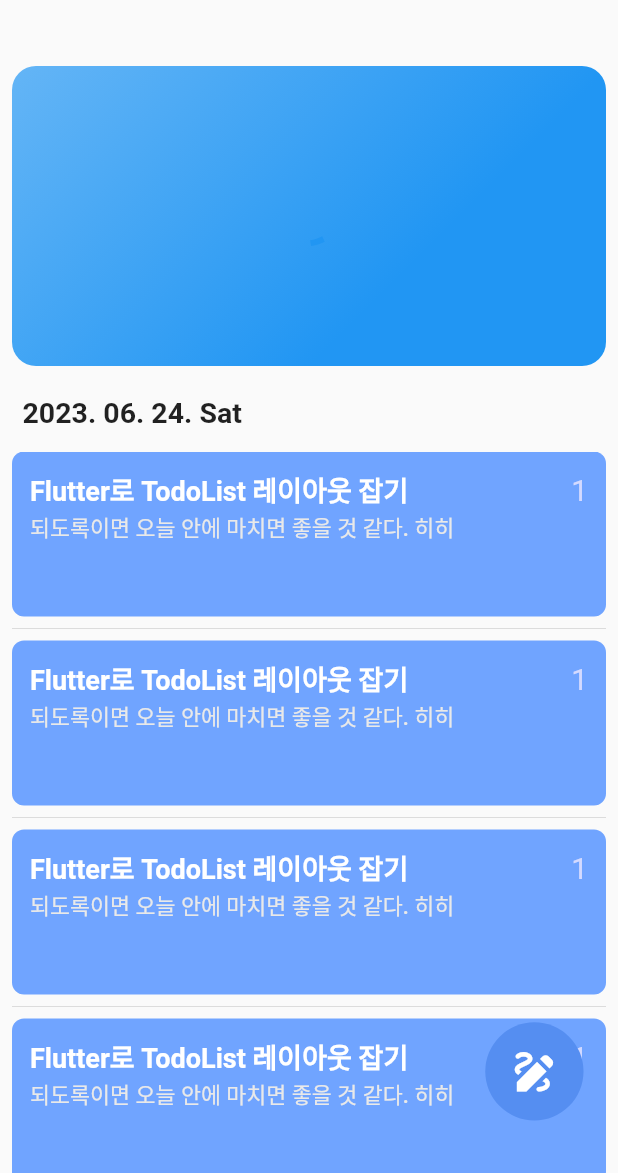
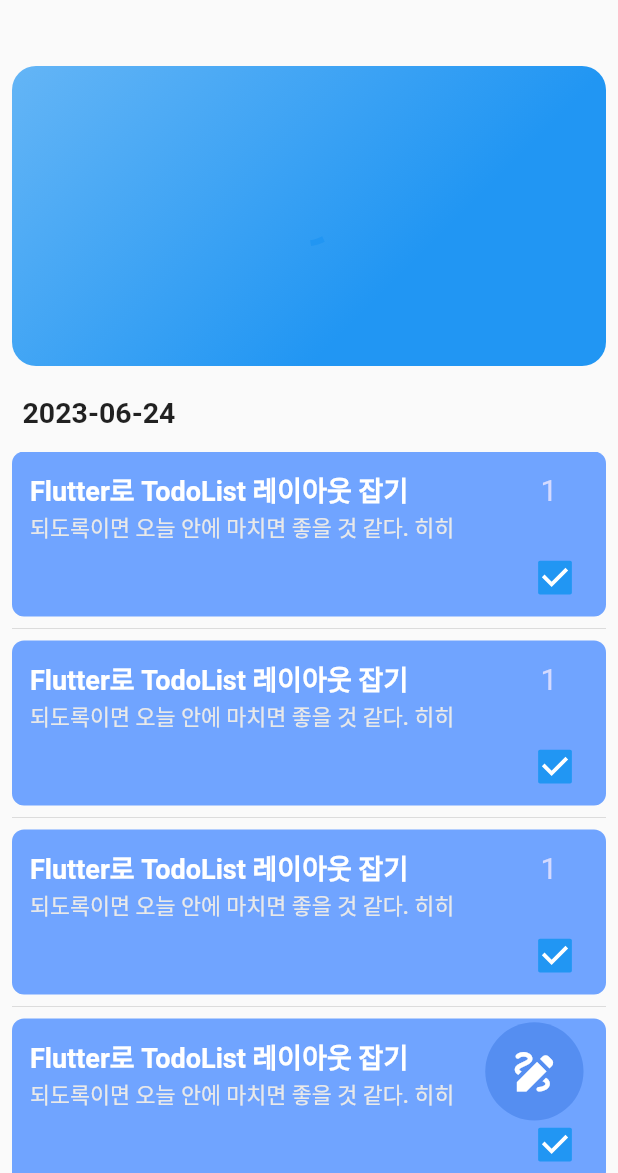
Before and after one commit to tjdrkr2580/towe, a Flutter app: the screen it shows after launch, on a phone screen of 412 x 824 dp, the part 63-1236 px from its top. Run offline on Flutter 3.47's test engine with Material 2 defaults, Android fonts, the light colour scheme and no system bars; our stand-ins replace flutter_dotenv, geolocator.

Commit message:
style : checkbox layout

```diff
--- a/lib/widgets/today.dart
+++ b/lib/widgets/today.dart
@@ -2,21 +2,26 @@
 
 class TodayWidget extends StatelessWidget {
   const TodayWidget({super.key});
+
+  String dateFormat() {
+    DateTime date = DateTime.now();
+    return date.toString().substring(0, 10);
+  }
 
   @override
   Widget build(BuildContext context) {
     return Container(
       padding: const EdgeInsets.only(left: 7),
       alignment: Alignment.topLeft,
-      child: const Column(
+      child: Column(
         crossAxisAlignment: CrossAxisAlignment.start,
         children: [
-          SizedBox(height: 20),
+          const SizedBox(height: 20),
           Text(
-            "2023. 06. 24. Sat",
-            style: TextStyle(fontSize: 19, fontWeight: FontWeight.w700),
+            dateFormat(),
+            style: const TextStyle(fontSize: 19, fontWeight: FontWeight.w700),
           ),
-          SizedBox(height: 15),
+          const SizedBox(height: 15),
         ],
       ),
     );
--- a/lib/widgets/todo_element.dart
+++ b/lib/widgets/todo_element.dart
@@ -8,17 +8,17 @@
 }
 
 class _TodoElementState extends State<TodoElement> {
+  bool isBool = true;
   @override
   Widget build(BuildContext context) {
     return Container(
-      padding: const EdgeInsets.all(12),
+      padding: const EdgeInsets.only(top: 12, left: 12, right: 10),
       decoration: BoxDecoration(
           color: const Color.fromARGB(255, 112, 164, 255),
           borderRadius: BorderRadius.circular(8)),
       height: 110,
-      child:
-          const Column(crossAxisAlignment: CrossAxisAlignment.start, children: [
-        Row(
+      child: Column(crossAxisAlignment: CrossAxisAlignment.start, children: [
+        const Row(
           mainAxisAlignment: MainAxisAlignment.spaceBetween,
           crossAxisAlignment: CrossAxisAlignment.center,
           children: [
@@ -29,22 +29,39 @@
                   color: Colors.white,
                   fontWeight: FontWeight.w700),
             ),
-            Text(
-              "1",
-              style: TextStyle(
-                color: Color.fromARGB(255, 212, 218, 255),
-                fontSize: 20,
+            Padding(
+              padding: EdgeInsets.only(right: 22.5),
+              child: Text(
+                "1",
+                style: TextStyle(
+                  color: Color.fromARGB(255, 212, 218, 255),
+                  fontSize: 20,
+                ),
               ),
             ),
           ],
         ),
-        Text(
+        const Text(
           "되도록이면 오늘 안에 마치면 좋을 것 같다. 히히",
           style: TextStyle(
               fontSize: 14.5,
               fontWeight: FontWeight.w500,
               color: Color.fromARGB(255, 233, 233, 233)),
         ),
+        Row(
+          mainAxisAlignment: MainAxisAlignment.end,
+          children: [
+            Transform.scale(
+                scale: 1.25,
+                child: Checkbox(
+                    value: isBool,
+                    onChanged: (bool? value) {
+                      setState(() {
+                        isBool = value!;
+                      });
+                    })),
+          ],
+        )
       ]),
     );
   }
```
